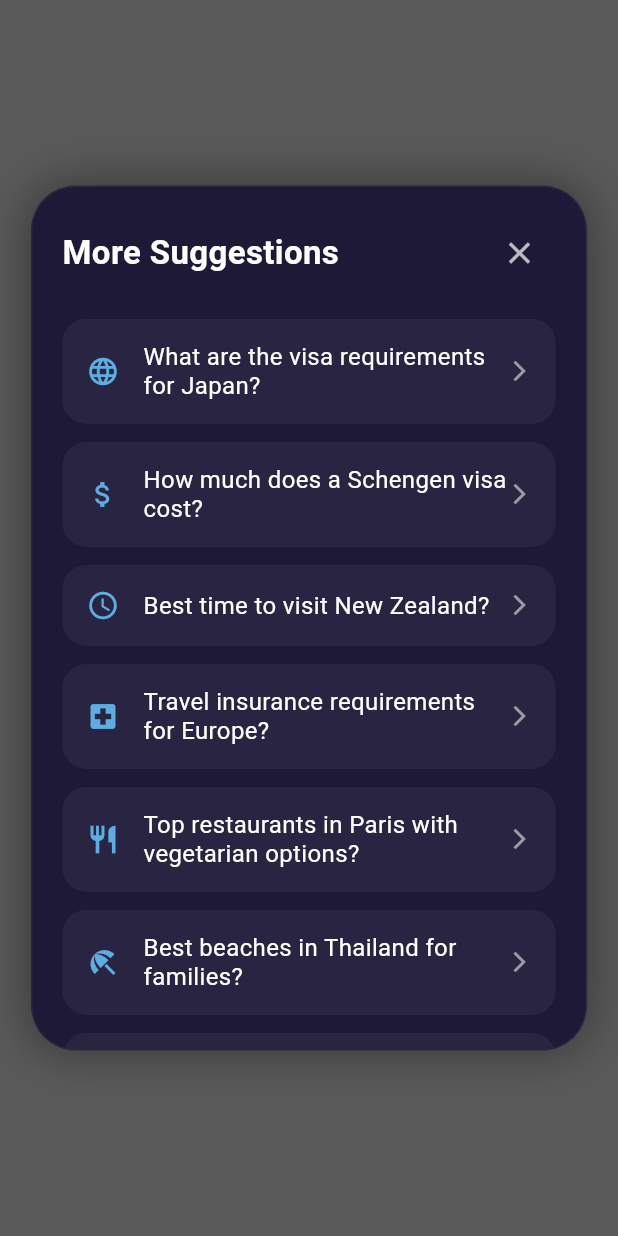
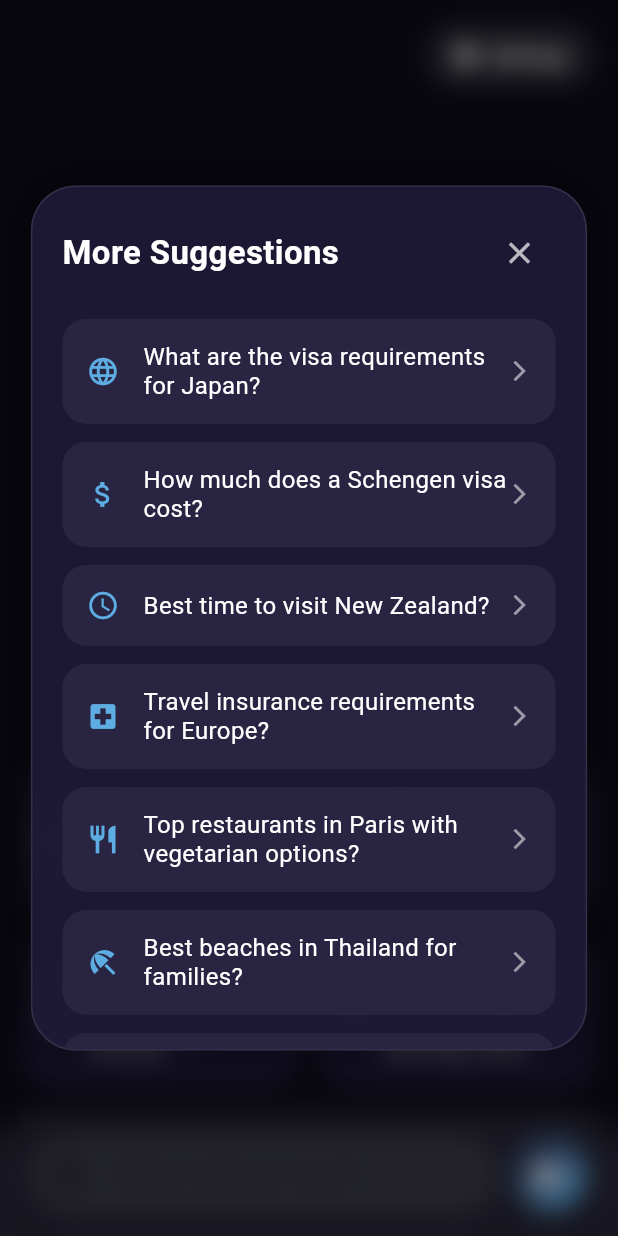
Before and after one commit to papafffranku/chatbot_mobile_app, a Flutter app: the screen it shows after launch, after a tap on an icon or button, on a phone screen of 412 x 824 dp. Run offline on Flutter 3.47's test engine with Material 3 defaults, Android fonts, the phone set to English and light mode, and no system bars; our stand-ins replace flutter_widget_from_html; missing offline and left inert: mesh_gradient.

Commit message:
Updated chat interface and fixed gradient background

```diff
--- a/lib/ChatPage/landing.dart
+++ b/lib/ChatPage/landing.dart
@@ -48,16 +48,68 @@ class FadeScalePageRoute<T> extends PageRouteBuilder<T> {
 }
 
 // New page for suggestions
-class SuggestionsPage extends StatelessWidget {
+class SuggestionsPage extends StatefulWidget {
   const SuggestionsPage({super.key});
+
+  @override
+  State<SuggestionsPage> createState() => _SuggestionsPageState();
+}
+
+class _SuggestionsPageState extends State<SuggestionsPage>
+    with SingleTickerProviderStateMixin {
+  late AnimationController _fadeController;
+  late Animation<double> _fadeAnimation;
+
+  @override
+  void initState() {
+    super.initState();
+    _fadeController = AnimationController(
+      duration: const Duration(milliseconds: 200),
+      vsync: this,
+    );
+    _fadeAnimation = CurvedAnimation(
+      parent: _fadeController,
+      curve: Curves.easeIn,
+    );
+
+    // Start fade-in after Hero animation completes
+    Future.delayed(const Duration(milliseconds: 300), () {
+      if (mounted) {
+        _fadeController.forward();
+      }
+    });
+  }
+
+  @override
+  void dispose() {
+    _fadeController.dispose();
+    super.dispose();
+  }
 
   @override
   Widget build(BuildContext context) {
     final screenSize = MediaQuery.of(context).size;
 
-    return Scaffold(
-      backgroundColor: Colors.black.withOpacity(0.65), // dim overlay
-      body: Center(
+    return WillPopScope(
+      onWillPop: () async => true,
+      child: GestureDetector(
+        onTap: () => Navigator.pop(context), // Tap outside to close
+        child: Scaffold(
+          backgroundColor: Colors.transparent,
+          body: Stack(
+            children: [
+              // Frosted glass backdrop
+              Positioned.fill(
+                child: BackdropFilter(
+                  filter: ImageFilter.blur(sigmaX: 8, sigmaY: 8),
+                  child: Container(
+                    color: Colors.black.withOpacity(0.3), // Slight dark tint
+                  ),
+                ),
+              ),
+              Center(
+                child: GestureDetector(
+                  onTap: () {}, // Prevent tap-through
                   child: Hero(
                     tag: 'suggestions-hero',
                     child: Material(
@@ -67,20 +119,21 @@ class SuggestionsPage extends StatelessWidget {
                         height: screenSize.height * 0.7,
                         margin: EdgeInsets.all(screenSize.width * 0.05),
                         decoration: BoxDecoration(
-                color: AppTheme.panel, // was white
+                          color: AppTheme.panel.withOpacity(0.95),
                           borderRadius: BorderRadius.circular(AppTheme.radius),
-                border: Border.all(color: Colors.white.withOpacity(0.06)),
+                          border: Border.all(color: Colors.white.withOpacity(0.1)),
                           boxShadow: [
                             BoxShadow(
-                    color: Colors.black.withOpacity(0.35),
-                    blurRadius: 24,
-                    spreadRadius: 2,
+                              color: Colors.black.withOpacity(0.3),
+                              blurRadius: 30,
+                              spreadRadius: 5,
                             ),
                           ],
                         ),
+                        child: ClipRRect(
+                          borderRadius: BorderRadius.circular(AppTheme.radius),
                           child: Column(
                             children: [
-                  // Header with close
                               Padding(
                                 padding: const EdgeInsets.all(20.0),
                                 child: Row(
@@ -101,11 +154,12 @@ class SuggestionsPage extends StatelessWidget {
                                   ],
                                 ),
                               ),
-
-                  // Suggestions list
                               Expanded(
+                                child: FadeTransition(
+                                  opacity: _fadeAnimation,
                                   child: ListView(
                                     padding: const EdgeInsets.symmetric(horizontal: 20),
+                                    physics: const BouncingScrollPhysics(),
                                     children: [
                                   _buildSuggestionTile(
                                     context,
@@ -145,13 +199,19 @@ class SuggestionsPage extends StatelessWidget {
                                                                 ],
                                                               ),
                                 ),
+                          ),
                         ],
                       ),
                     ),
                   ),
                 ),
               ),
-    );
+            ),
+          ),
+        ],
+      ),
+    )
+  ));
   }
 
   Widget _buildSuggestionTile(BuildContext context, IconData icon, String text) {
@@ -201,7 +261,6 @@ class SuggestionsPage extends StatelessWidget {
   }
 }
 
-
 class backgroundCanvas extends StatefulWidget {
   const backgroundCanvas({super.key});
 
@@ -212,11 +271,6 @@ class backgroundCanvas extends StatefulWidget {
 class _backgroundCanvasState extends State<backgroundCanvas> {
   String newMessage = '';
   final TextEditingController _textController = TextEditingController();
-  static const double _kInputBarHeight = 84.0;
-  double kHomeIndicatorGap = 6.0;
-  final GlobalKey _inputBarKey = GlobalKey();
-  double? _measuredBarHeight;
-
 
   void _navigateToChat(String message) {
     if (message.trim().isNotEmpty) {
@@ -233,11 +287,18 @@ class _backgroundCanvasState extends State<backgroundCanvas> {
   Navigator.push(
     context,
     PageRouteBuilder(
-        transitionDuration: Duration(milliseconds: 600),
-        pageBuilder: (context, animation, secondaryAnimation) => SuggestionsPage(),
+      opaque: false,
+      barrierDismissible: true,
+      barrierColor: Colors.transparent,
+      transitionDuration: const Duration(milliseconds: 400),
+      reverseTransitionDuration: const Duration(milliseconds: 300),
+      pageBuilder: (context, animation, secondaryAnimation) => const SuggestionsPage(),
       transitionsBuilder: (context, animation, secondaryAnimation, child) {
         return FadeTransition(
-            opacity: animation,
+          opacity: CurvedAnimation(
+            parent: animation,
+            curve: Curves.easeInOut,
+          ),
           child: child,
         );
       },
@@ -248,21 +309,8 @@ class _backgroundCanvasState extends State<backgroundCanvas> {
   @override
   Widget build(BuildContext context) {
     final media = MediaQuery.of(context);
-
-    // Measure the actual input bar height (once it’s laid out)
-  WidgetsBinding.instance.addPostFrameCallback((_) {
-    final h = _inputBarKey.currentContext?.size?.height;
-    if (h != null && (_measuredBarHeight == null || (h - _measuredBarHeight!).abs() > 0.5)) {
-      setState(() => _measuredBarHeight = h);
-    }
-  });
-
-    final double kb = media.viewInsets.bottom;  // keyboard height
-    final double barH = _measuredBarHeight ?? _kInputBarHeight;
-    final double safeBottom = media.padding.bottom; // Safe area bottom
-    final double bottomGap = kb > 0
-        ? kb + barH + 20.0  // When keyboard is open
-        : barH + safeBottom + 20.0;  // When keyboard is closed, include safe area
+    final keyboardHeight = media.viewInsets.bottom;
+    final hasKeyboard = keyboardHeight > 0;
 
     return Scaffold(
       resizeToAvoidBottomInset: false,
@@ -279,17 +327,11 @@ class _backgroundCanvasState extends State<backgroundCanvas> {
           frequency: 5,
           speed: 3,
         ),
-        child: SafeArea(
-          top: true,
-          bottom: false,
-          child: GestureDetector(
-            behavior: HitTestBehavior.opaque,
-            onTap: () => FocusScope.of(context).unfocus(),
         child: Stack(
           children: [
             // Settings button at top right
             Positioned(
-                  top: 16,
+              top: media.padding.top + 16,
               right: 16,
               child: ClipRRect(
                 borderRadius: BorderRadius.circular(20),
@@ -342,22 +384,22 @@ class _backgroundCanvasState extends State<backgroundCanvas> {
               ),
             ),
 
-                // Main content (bottom-anchored, above input bar)
-              Align(
-                alignment: Alignment.bottomCenter,
+            // Main content with input bar
+            Column(
+              children: [
+                // Suggestions content
+                Expanded(
                   child: Padding(
                     padding: EdgeInsets.only(
                       left: 16,
                       right: 16,
-                    // leave room for the input bar + safe area + a little breathing space
-                    bottom: bottomGap,
+                      bottom: hasKeyboard ? 20 : 16, // Less padding when keyboard is closed
                     ),
                     child: Column(
-                    mainAxisSize: MainAxisSize.min,
+                      mainAxisAlignment: MainAxisAlignment.end,
                       children: [
-                      // Centered "More suggestions" chip
-                      Center(
-                        child: GestureDetector(
+                        // "More suggestions" chip
+                        GestureDetector(
                           onTap: _openSuggestions,
                           child: Hero(
                             tag: 'suggestions-hero',
@@ -404,25 +446,19 @@ class _backgroundCanvasState extends State<backgroundCanvas> {
                             ),
                           ),
                         ),
-                      ),
 
                         const SizedBox(height: 12),
 
-                      // Suggestions grid (centered, responsive)
-                      LayoutBuilder(
-                        builder: (context, constraints) {
-
-                          return Align(
-                            alignment: Alignment.topCenter,
-                            child: ConstrainedBox(
+                        // Suggestions grid
+                        ConstrainedBox(
                           constraints: const BoxConstraints(maxWidth: 600),
                           child: GridView.count(
-                                crossAxisCount: 2, // Always 2 columns for consistency
+                            crossAxisCount: 2,
                             shrinkWrap: true,
                             physics: const NeverScrollableScrollPhysics(),
                             mainAxisSpacing: 12,
                             crossAxisSpacing: 12,
-                                childAspectRatio: 2.2,
+                            childAspectRatio: 1.8, // Adjusted for better height
                             children: [
                               GestureDetector(
                                 onTap: () => _navigateToChat("Give me documents for a US Visa?"),
@@ -461,18 +497,15 @@ class _backgroundCanvasState extends State<backgroundCanvas> {
                             ],
                           ),
                         ),
-                          );
-                        },
-                      ),
                       ],
                     ),
                   ),
                 ),
-              // Input area absolutely stuck to the very bottom
-              Positioned(
-                left: 0,
-                right: 0,
-                bottom: 0,
+
+                // Input bar at bottom
+                AnimatedContainer(
+                  duration: const Duration(milliseconds: 200),
+                  transform: Matrix4.translationValues(0, hasKeyboard ? -keyboardHeight : 0, 0),
                   child: ClipRRect(
                     borderRadius: const BorderRadius.only(
                       topLeft: Radius.circular(30),
@@ -481,7 +514,6 @@ class _backgroundCanvasState extends State<backgroundCanvas> {
                     child: BackdropFilter(
                       filter: ImageFilter.blur(sigmaX: 1000, sigmaY: 1000),
                       child: Container(
-                      key: _inputBarKey,
                         decoration: BoxDecoration(
                           color: Colors.white.withOpacity(0.05),
                           borderRadius: const BorderRadius.only(
@@ -494,11 +526,10 @@ class _backgroundCanvasState extends State<backgroundCanvas> {
                             right: BorderSide(color: Colors.white.withOpacity(0.1), width: 1),
                           ),
                         ),
-                      child: Column(
-                        mainAxisSize: MainAxisSize.min,
-                        children: [
-                          Padding(
-                            padding: const EdgeInsets.fromLTRB(20, 16, 20, 12),
+                        child: SafeArea(
+                          top: false,
+                          child: Padding(
+                            padding: const EdgeInsets.fromLTRB(20, 16, 20, 16),
                             child: Row(
                               children: [
                                 Expanded(
@@ -572,11 +603,6 @@ class _backgroundCanvasState extends State<backgroundCanvas> {
                               ],
                             ),
                           ),
-                          // Handle safe area only for iOS
-                          SizedBox(
-                            height: MediaQuery.of(context).padding.bottom,
-                          ),
-                        ],
                         ),
                       ),
                     ),
@@ -584,7 +610,7 @@ class _backgroundCanvasState extends State<backgroundCanvas> {
                 ),
               ],
             ),
-          ),
+          ],
         ),
       ),
     );
@@ -594,16 +620,22 @@ class _backgroundCanvasState extends State<backgroundCanvas> {
     required String boldText,
     required String normalText,
     Widget? icon,
-    int maxLines = 3, // default: 3 lines for top tiles
+    int maxLines = 3,
   }) {
+    // Determine if this is a longer text item that needs more height
+    final bool needsTallerBox = maxLines >= 4;
+
     return Material(
       color: Colors.transparent,
       child: Container(
         constraints: BoxConstraints(
-          minHeight: 64,   // base touch target
-          maxHeight: maxLines >= 4 ? 160 : 120, // taller when 4 lines
+          minHeight: needsTallerBox ? 80 : 64,     // Taller minimum for long text
+          maxHeight: needsTallerBox ? 180 : 120,   // Increased max height for long text
         ),
-        padding: const EdgeInsets.symmetric(horizontal: 12, vertical: 10),
+        padding: EdgeInsets.symmetric(
+          horizontal: 12,
+          vertical: needsTallerBox ? 12 : 10,      // More vertical padding for taller boxes
+        ),
         decoration: BoxDecoration(
           color: AppTheme.panel.withOpacity(0.85),
           borderRadius: BorderRadius.circular(20),
```
Lines whose indentation alone changed are shown as unchanged.
